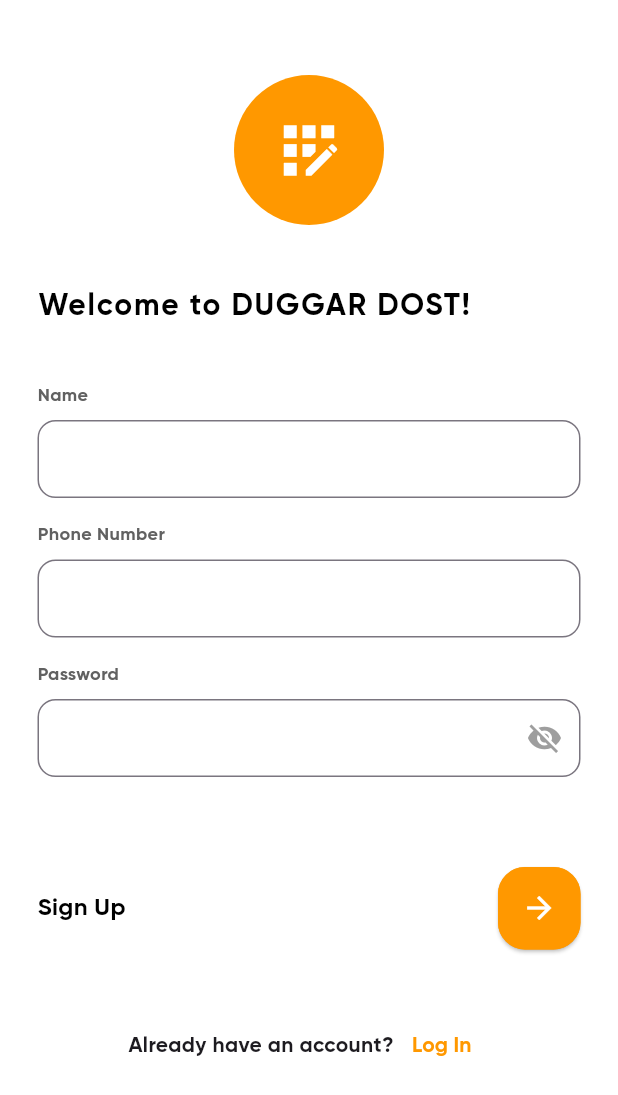
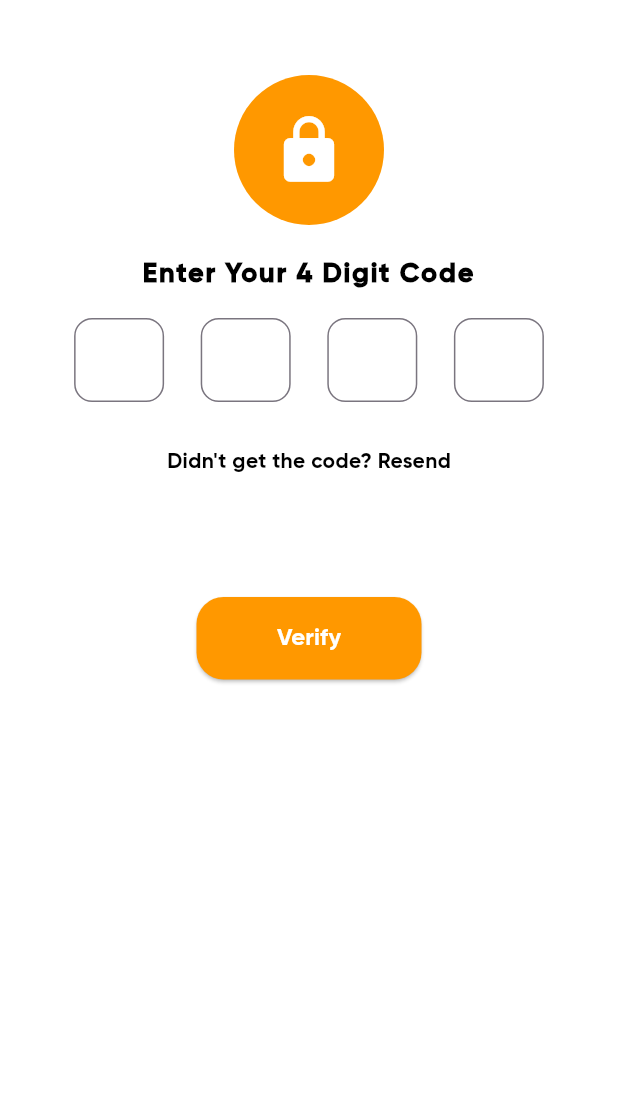
Before and after one commit to 237shriya/Duggar_Dost, a Flutter app: the SignUpPage screen opened directly, after a tap on the "arrow forward" icon, on a phone screen of 412 x 824 dp. Shown: the top 1095 px of the screen. Run offline on Flutter 3.47's test engine with Material 3 defaults, Android fonts, the phone set to English and light mode, and no system bars; network calls fail.

Commit message:
created home page, login page and some additional pages like otp varification,etc

```diff
--- /dev/null
+++ b/lib/view/login/otp_page.dart
@@ -0,0 +1,176 @@
+import 'package:duggar_dost/view/home/home_page.dart';
+import 'package:flutter/material.dart';
+
+class OtpPage extends StatelessWidget {
+  const OtpPage({super.key});
+
+  @override
+  Widget build(BuildContext context) {
+    return Scaffold(
+      backgroundColor: Colors.white,
+      body: Padding(
+        padding: const EdgeInsets.symmetric(horizontal: 25, vertical: 50),
+        child: Column(
+          crossAxisAlignment: CrossAxisAlignment.center,
+          children: [
+            Center(
+              child: CircleAvatar(
+                radius: 50,
+                backgroundColor: Colors.orange,
+                child: Icon(
+                  Icons.lock,
+                  size: 50,
+                  color: Colors.white,
+                ),
+              ),
+            ),
+            const SizedBox(height: 20),
+
+            // Title
+            Text(
+              'Enter Your 4 Digit Code',
+              style: TextStyle(
+                fontSize: 18,
+                fontWeight: FontWeight.bold,
+                color: Colors.black,
+                letterSpacing: 1.2,
+              ),
+              textAlign: TextAlign.center,
+            ),
+            const SizedBox(height: 16),
+
+            // OTP Input Fields
+            Row(
+              mainAxisAlignment: MainAxisAlignment.spaceEvenly,
+              children: List.generate(4, (index) {
+                return Container(
+                  width: 60,
+                  child: TextField(
+                    textAlign: TextAlign.center,
+                    maxLength: 1,
+                    decoration: InputDecoration(
+                      border: OutlineInputBorder(
+                        borderRadius: BorderRadius.circular(12.0),
+                        borderSide: BorderSide(color: Colors.orange),
+                      ),
+                      focusedBorder: OutlineInputBorder(
+                        borderRadius: BorderRadius.circular(12.0),
+                        borderSide: BorderSide(color: Colors.orange, width: 2.0),
+                      ),
+                      counterText: '', // Hides the counter
+                    ),
+                    keyboardType: TextInputType.number,
+                  ),
+                );
+              }),
+            ),
+
+            const SizedBox(height: 30),
+
+            // Resend Code Text
+            GestureDetector(
+              onTap: () {
+                // Add action to resend code
+              },
+              child: Text(
+                'Didn\'t get the code? Resend',
+                style: TextStyle(
+                  color: Colors.black,
+                  fontSize: 14,
+                  fontWeight: FontWeight.normal,
+                ),
+              ),
+            ),
+
+            const SizedBox(height: 80),
+
+            // Verify Button
+            ElevatedButton(
+              onPressed: () {
+                _showVerificationDialog(context);
+              },
+              style: ElevatedButton.styleFrom(
+                padding: const EdgeInsets.symmetric(vertical: 14),
+                backgroundColor: Colors.orange,
+                shape: RoundedRectangleBorder(
+                  borderRadius: BorderRadius.circular(18),
+                ),
+                minimumSize: Size(150, 55),
+              ),
+              child: Text(
+                'Verify',
+                style: TextStyle(
+                  color: Colors.white,
+                  fontSize: 16,
+                ),
+              ),
+            ),
+          ],
+        ),
+      ),
+    );
+  }
+
+  void _showVerificationDialog(BuildContext context) {
+    showDialog(
+      context: context,
+      builder: (BuildContext context) {
+        return AlertDialog(
+          contentPadding: const EdgeInsets.all(20),
+          shape: RoundedRectangleBorder(
+            borderRadius: BorderRadius.circular(12),
+          ),
+          content: Column(
+            mainAxisSize: MainAxisSize.min,
+            children: [
+              Icon(
+                Icons.check_circle,
+                color: Colors.green,
+                size: 60,
+              ),
+              const SizedBox(height: 20),
+              Text(
+                'Verified!',
+                style: TextStyle(
+                  fontSize: 24,
+                  fontWeight: FontWeight.normal,
+                  color: Colors.black,
+                ),
+              ),
+              const SizedBox(height: 10),
+              Text(
+                'You have successfully verified your account.',
+                textAlign: TextAlign.center,
+                style: TextStyle(
+                  fontSize: 16,
+                  color: Colors.grey[600],
+                ),
+              ),
+              const SizedBox(height: 20),
+              ElevatedButton(
+                onPressed: () {
+                  Navigator.push(
+                    context,
+                    MaterialPageRoute(
+                      builder: (context) => const HomePage(),
+                    ),
+                  );// Update with your home route
+                },
+                style: ElevatedButton.styleFrom(
+                  backgroundColor: Colors.orange,
+                  shape: RoundedRectangleBorder(
+                    borderRadius: BorderRadius.circular(18),
+                  ),
+                ),
+                child: Text(
+                  'Browse Home',
+                  style: TextStyle(color: Colors.white),
+                ),
+              ),
+            ],
+          ),
+        );
+      },
+    );
+  }
+}
--- a/lib/view/login/signup.dart
+++ b/lib/view/login/signup.dart
@@ -1,6 +1,7 @@
 import 'package:flutter/material.dart';
 
 import 'login_page.dart';
+import 'otp_page.dart';
 
 class SignUpPage extends StatefulWidget {
   const SignUpPage({super.key});
@@ -78,7 +79,12 @@ class _SignUpPageState extends State<SignUpPage> {
 
                 ElevatedButton(
                   onPressed: () {
-                    // Add action for sign-up
+                    Navigator.push(
+                        context,
+                        MaterialPageRoute(
+                        builder: (context) => const OtpPage(),
+                    ),
+                    );
                   },
                   style: ElevatedButton.styleFrom(
                     padding: const EdgeInsets.all(12),
```
Also changed, not shown: lib/view/home/home_page.dart (added, +177 -0 lines), lib/view/home/menu_page.dart (added, +19 -0 lines), lib/view/home/profile_page.dart (added, +112 -0 lines), lib/view/login/login_page.dart (+4 -4 lines), lib/view/home/cart_page.dart (added).
